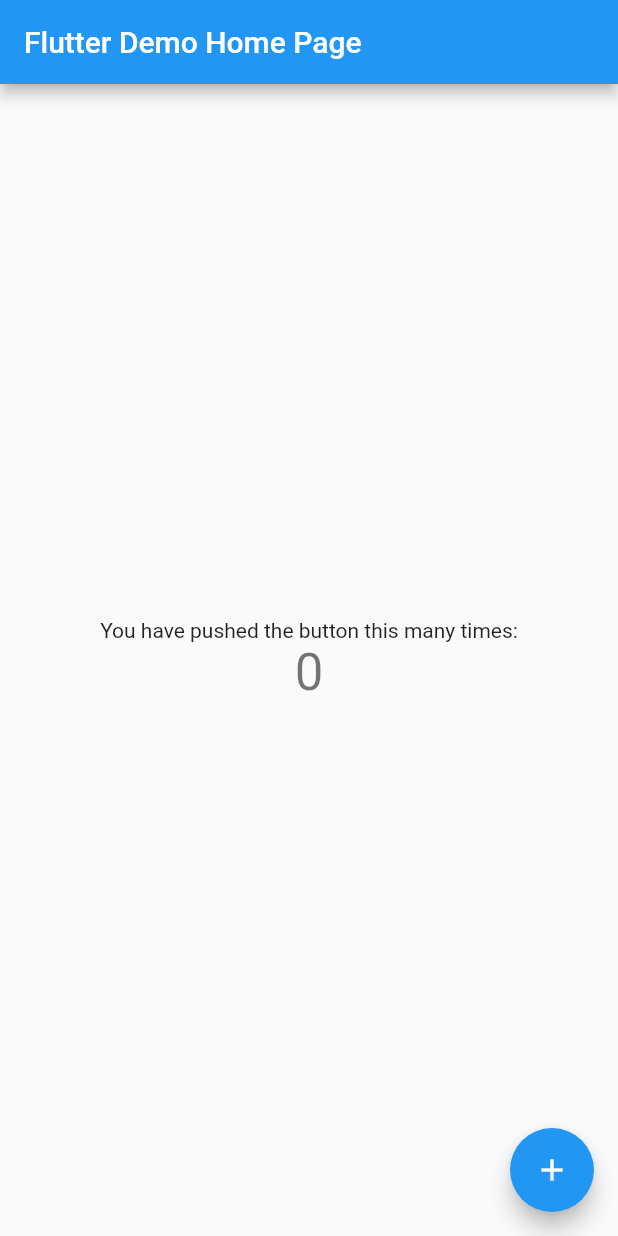
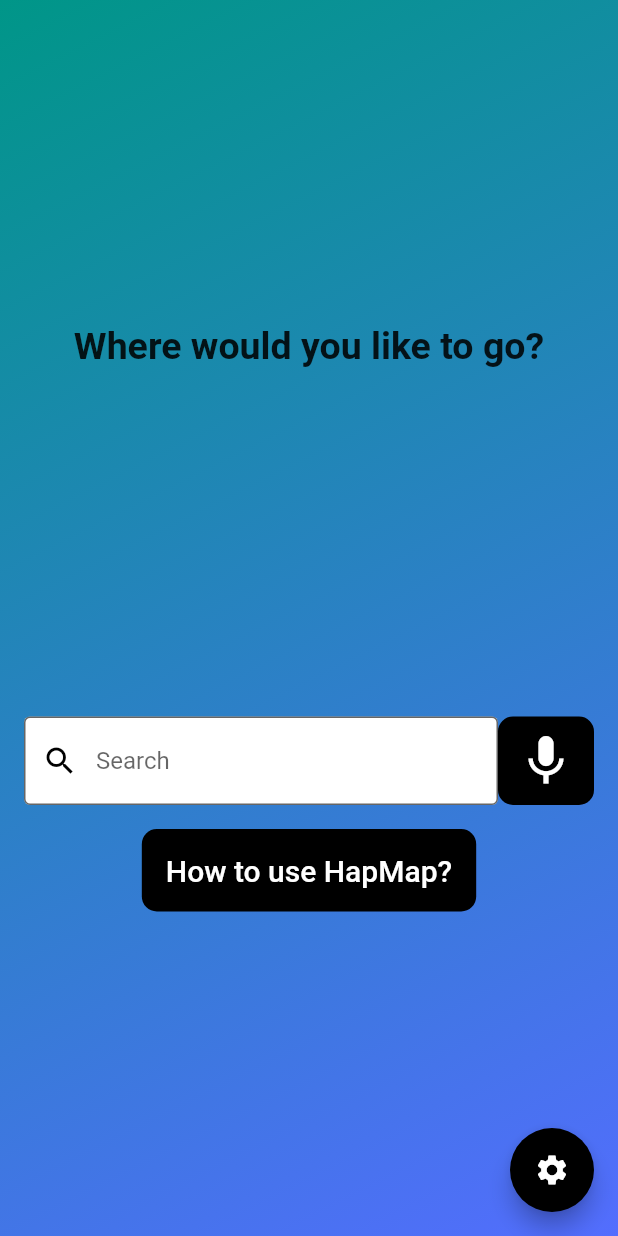
Before and after one commit to Hap-Map/HapMap, a Flutter app: the screen it shows after launch, on a phone screen of 412 x 824 dp. Run offline on Flutter 3.47's test engine with Material 2 defaults, Android fonts, the phone set to English and light mode, and no system bars.

Commit message:
configured main and implemented search page wireframe

```diff
--- /dev/null
+++ b/lib/constants.dart
@@ -0,0 +1,24 @@
+import 'package:flutter/material.dart';
+
+const kPrimaryColor = Colors.black;
+const kSecondaryColor = Colors.white;
+
+const kBackgroundGradientColor = <Color>[Colors.teal, Colors.indigoAccent];
+
+const kTitleStyle = TextStyle(
+fontSize: 25,
+fontWeight: FontWeight.bold
+);
+
+const kSubTitleStyle = TextStyle(
+    fontSize: 20,
+
+);
+
+final kButtonStyle = TextButton.styleFrom(
+    shape: RoundedRectangleBorder(
+      borderRadius: BorderRadius.circular(10)
+    ),
+    backgroundColor: Colors.black,
+    primary: Colors.white
+);
--- a/lib/main.dart
+++ b/lib/main.dart
@@ -1,115 +1,20 @@
 import 'package:flutter/material.dart';
+import 'package:hap_map/search_page.dart';
 
 void main() {
-  runApp(const MyApp());
+  runApp(const HapMap());
 }
 
-class MyApp extends StatelessWidget {
-  const MyApp({Key? key}) : super(key: key);
+class HapMap extends StatelessWidget {
+  const HapMap({Key? key}) : super(key: key);
 
-  // This widget is the root of your application.
   @override
   Widget build(BuildContext context) {
     return MaterialApp(
-      title: 'Flutter Demo',
-      theme: ThemeData(
-        // This is the theme of your application.
-        //
-        // Try running your application with "flutter run". You'll see the
-        // application has a blue toolbar. Then, without quitting the app, try
-        // changing the primarySwatch below to Colors.green and then invoke
-        // "hot reload" (press "r" in the console where you ran "flutter run",
-        // or simply save your changes to "hot reload" in a Flutter IDE).
-        // Notice that the counter didn't reset back to zero; the application
-        // is not restarted.
-        primarySwatch: Colors.blue,
-      ),
-      home: const MyHomePage(title: 'Flutter Demo Home Page'),
+      initialRoute: SearchPage.id,
+      routes: {
+        SearchPage.id : (context) => const SearchPage(),
+      },
     );
   }
 }
-
-class MyHomePage extends StatefulWidget {
-  const MyHomePage({Key? key, required this.title}) : super(key: key);
-
-  // This widget is the home page of your application. It is stateful, meaning
-  // that it has a State object (defined below) that contains fields that affect
-  // how it looks.
-
-  // This class is the configuration for the state. It holds the values (in this
-  // case the title) provided by the parent (in this case the App widget) and
-  // used by the build method of the State. Fields in a Widget subclass are
-  // always marked "final".
-
-  final String title;
-
-  @override
-  State<MyHomePage> createState() => _MyHomePageState();
-}
-
-class _MyHomePageState extends State<MyHomePage> {
-  int _counter = 0;
-
-  void _incrementCounter() {
-    setState(() {
-      // This call to setState tells the Flutter framework that something has
-      // changed in this State, which causes it to rerun the build method below
-      // so that the display can reflect the updated values. If we changed
-      // _counter without calling setState(), then the build method would not be
-      // called again, and so nothing would appear to happen.
-      _counter++;
-    });
-  }
-
-  @override
-  Widget build(BuildContext context) {
-    // This method is rerun every time setState is called, for instance as done
-    // by the _incrementCounter method above.
-    //
-    // The Flutter framework has been optimized to make rerunning build methods
-    // fast, so that you can just rebuild anything that needs updating rather
-    // than having to individually change instances of widgets.
-    return Scaffold(
-      appBar: AppBar(
-        // Here we take the value from the MyHomePage object that was created by
-        // the App.build method, and use it to set our appbar title.
-        title: Text(widget.title),
-      ),
-      body: Center(
-        // Center is a layout widget. It takes a single child and positions it
-        // in the middle of the parent.
-        child: Column(
-          // Column is also a layout widget. It takes a list of children and
-          // arranges them vertically. By default, it sizes itself to fit its
-          // children horizontally, and tries to be as tall as its parent.
-          //
-          // Invoke "debug painting" (press "p" in the console, choose the
-          // "Toggle Debug Paint" action from the Flutter Inspector in Android
-          // Studio, or the "Toggle Debug Paint" command in Visual Studio Code)
-          // to see the wireframe for each widget.
-          //
-          // Column has various properties to control how it sizes itself and
-          // how it positions its children. Here we use mainAxisAlignment to
-          // center the children vertically; the main axis here is the vertical
-          // axis because Columns are vertical (the cross axis would be
-          // horizontal).
-          mainAxisAlignment: MainAxisAlignment.center,
-          children: <Widget>[
-            const Text(
-              'You have pushed the button this many times:',
-            ),
-            Text(
-              '$_counter',
-              style: Theme.of(context).textTheme.headline4,
-            ),
-          ],
-        ),
-      ),
-      floatingActionButton: FloatingActionButton(
-        onPressed: _incrementCounter,
-        tooltip: 'Increment',
-        child: const Icon(Icons.add),
-      ), // This trailing comma makes auto-formatting nicer for build methods.
-    );
-  }
-}
--- /dev/null
+++ b/lib/search_page.dart
@@ -0,0 +1,93 @@
+import 'package:flutter/material.dart';
+
+import 'constants.dart';
+
+class SearchPage extends StatefulWidget {
+  static const id = 'search_page';
+  static late final TextEditingController searchController =
+      TextEditingController();
+  const SearchPage({Key? key}) : super(key: key);
+
+  @override
+  State<SearchPage> createState() => _SearchPageState();
+}
+
+class _SearchPageState extends State<SearchPage> {
+  Widget get searchBar => Expanded(
+        child: TextField(
+          controller: SearchPage.searchController,
+          decoration:  const InputDecoration(
+            filled: true,
+            fillColor: kSecondaryColor,
+            prefixIcon: Icon(Icons.search, color: kPrimaryColor,),
+            border: OutlineInputBorder(gapPadding: 0,),
+            hintText: 'Search'
+            //labelText: 'Search',
+          ),
+        ),
+      );
+  Widget get micButton => TextButton(
+      // TODO: IMPLEMENT SPEECH TO TEXT
+      onPressed: () {},
+      child: const Icon(
+        Icons.mic,
+        size: 40,
+      ),
+      style: kButtonStyle);
+
+  @override
+  Widget build(BuildContext context) {
+    return Scaffold(
+        floatingActionButton: FloatingActionButton(
+          backgroundColor: kPrimaryColor,
+          child: const Icon(
+            Icons.settings,
+          ),
+          // TODO: IMPLEMENT SETTINGS PAGE
+          onPressed: () {},
+        ),
+        body: Container(
+          decoration: const BoxDecoration(
+            gradient: LinearGradient(
+              begin: Alignment.topLeft,
+              end: Alignment.bottomRight,
+              colors: kBackgroundGradientColor,
+            ),
+          ),
+          child: SafeArea(
+            child: Column(
+              mainAxisAlignment: MainAxisAlignment.spaceEvenly,
+              children: [
+                const Text('Where would you like to go?', style: kTitleStyle),
+                Column(
+                  children: [
+                    IntrinsicHeight(
+                      child: Padding(
+                        padding: const EdgeInsets.all(16.0),
+                        child: Row(
+                          crossAxisAlignment: CrossAxisAlignment.stretch,
+                          children: [searchBar, micButton],
+                        ),
+                      ),
+                    ),
+                    Align(
+                        alignment: Alignment.topCenter,
+                        child: TextButton(
+                            // TODO: IMPLEMENT TUTORIAL?
+                            onPressed: () {},
+                            style: kButtonStyle,
+                            child: const Padding(
+                              padding: EdgeInsets.all(8.0),
+                              child: Text(
+                                'How to use HapMap?',
+                                style: kSubTitleStyle,
+                              ),
+                            )))
+                  ],
+                ),
+              ],
+            ),
+          ),
+        ));
+  }
+}
```
